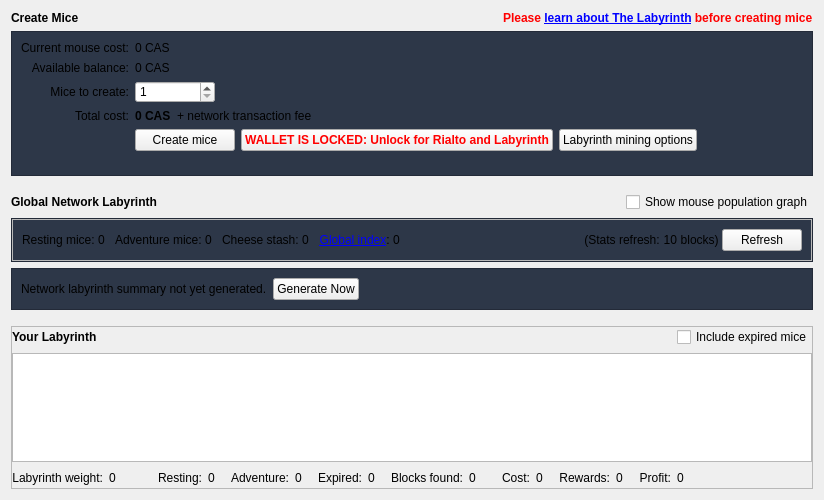
Before: the Qt Designer form src/qt/forms/hivedialog.ui in fromport/Cascoin, drawn with Qt 5.
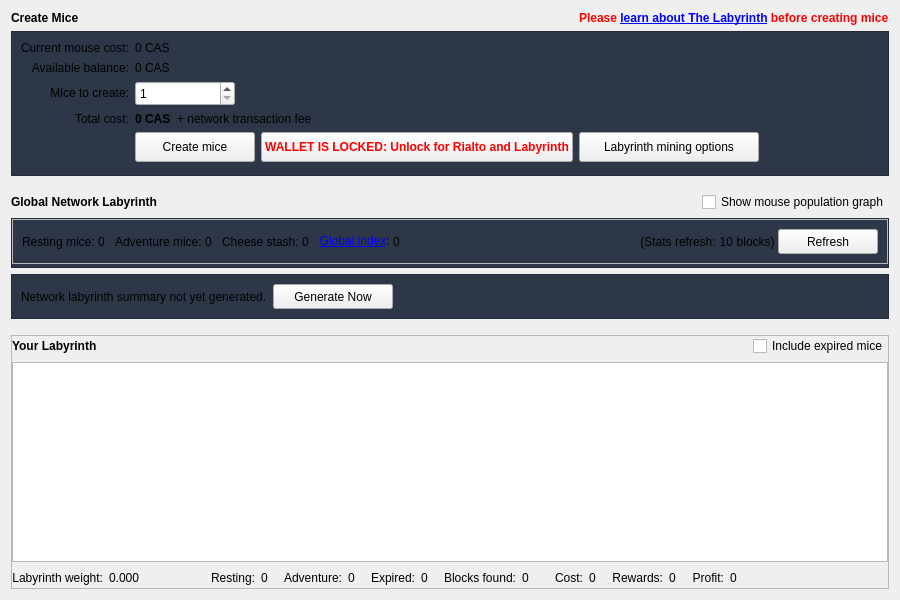
After: the same form once the commit is applied. Icons and pictures are not drawn. Custom widgets are drawn as their Qt base class.

Commit message: fix for black screen

```diff
--- a/src/qt/forms/hivedialog.ui
+++ b/src/qt/forms/hivedialog.ui
@@ -6,8 +6,8 @@
    <rect>
     <x>0</x>
     <y>0</y>
-    <width>824</width>
-    <height>500</height>
+    <width>900</width>
+    <height>600</height>
    </rect>
   </property>
   <property name="sizePolicy">
@@ -18,8 +18,8 @@
   </property>
   <property name="minimumSize">
    <size>
-    <width>0</width>
-    <height>200</height>
+    <width>800</width>
+    <height>500</height>
    </size>
   </property>
   <property name="styleSheet">
@@ -179,6 +179,11 @@
       </item>
       <item row="2" column="0">
        <widget class="QLabel" name="beesToCreateLabel_2">
+        <property name="font">
+         <font>
+          <pointsize>9</pointsize>
+         </font>
+        </property>
         <property name="text">
          <string>Mice to create:</string>
         </property>
@@ -193,10 +198,15 @@
          <widget class="QSpinBox" name="beeCountSpinner">
           <property name="minimumSize">
            <size>
-            <width>80</width>
-            <height>20</height>
+            <width>100</width>
+            <height>25</height>
            </size>
           </property>
+          <property name="font">
+           <font>
+            <pointsize>9</pointsize>
+           </font>
+          </property>
           <property name="minimum">
            <number>1</number>
           </property>
@@ -222,6 +232,11 @@
       </item>
       <item row="3" column="0">
        <widget class="QLabel" name="totalCostLabel_3">
+        <property name="font">
+         <font>
+          <pointsize>9</pointsize>
+         </font>
+        </property>
         <property name="text">
          <string>Total cost:</string>
         </property>
@@ -273,8 +288,8 @@
          <widget class="QPushButton" name="createBeesButton">
           <property name="minimumSize">
            <size>
-            <width>100</width>
-            <height>0</height>
+            <width>120</width>
+            <height>30</height>
            </size>
           </property>
           <property name="toolTip">
@@ -293,8 +308,8 @@
          <widget class="QPushButton" name="releaseSwarmButton">
           <property name="minimumSize">
            <size>
-            <width>100</width>
-            <height>0</height>
+            <width>300</width>
+            <height>30</height>
            </size>
           </property>
           <property name="font">
@@ -323,8 +338,8 @@
          <widget class="QPushButton" name="showHiveOptionsButton">
           <property name="minimumSize">
            <size>
-            <width>100</width>
-            <height>0</height>
+            <width>180</width>
+            <height>30</height>
            </size>
           </property>
           <property name="toolTip">
@@ -740,8 +755,8 @@
           <widget class="QPushButton" name="refreshGlobalSummaryButton">
            <property name="minimumSize">
             <size>
-             <width>75</width>
-             <height>0</height>
+             <width>100</width>
+             <height>25</height>
             </size>
            </property>
            <property name="toolTip">
@@ -812,8 +827,8 @@
        <widget class="QPushButton" name="retryGlobalSummaryButton">
         <property name="minimumSize">
          <size>
-          <width>75</width>
-          <height>0</height>
+          <width>120</width>
+          <height>25</height>
          </size>
         </property>
         <property name="toolTip">
@@ -939,8 +954,8 @@
        <widget class="QTableView" name="currentHiveView">
         <property name="minimumSize">
          <size>
-          <width>0</width>
-          <height>0</height>
+          <width>600</width>
+          <height>200</height>
          </size>
         </property>
         <property name="contextMenuPolicy">
@@ -952,12 +967,29 @@
         <property name="sortingEnabled">
          <bool>true</bool>
         </property>
+        <property name="alternatingRowColors">
+         <bool>true</bool>
+        </property>
+        <property name="selectionBehavior">
+         <enum>QAbstractItemView::SelectRows</enum>
+        </property>
+        <property name="gridStyle">
+         <enum>Qt::SolidLine</enum>
+        </property>
+        <property name="wordWrap">
+         <bool>false</bool>
+        </property>
        </widget>
       </item>
       <item>
        <layout class="QHBoxLayout" name="yourHiveSummary">
         <item>
          <widget class="QLabel" name="label_14">
+          <property name="font">
+           <font>
+            <pointsize>9</pointsize>
+           </font>
+          </property>
           <property name="toolTip">
            <string>Labyrinth weight = your mouse population / global mouse population. 
  This represents how much of the global labyrinth you control as well as
@@ -973,13 +1005,24 @@
         </item>
         <item>
          <widget class="QLabel" name="localHiveWeightLabel">
+          <property name="minimumSize">
+           <size>
+            <width>60</width>
+            <height>0</height>
+           </size>
+          </property>
+          <property name="font">
+           <font>
+            <pointsize>9</pointsize>
+           </font>
+          </property>
           <property name="toolTip">
            <string>Labyrinth weight = your mouse population / global mouse population. 
  This represents how much of the global labyrinth you control as well as
  your chance of mining any given labyrinth-mineable block.</string>
           </property>
           <property name="text">
-           <string>0</string>
+           <string>0.000</string>
           </property>
          </widget>
         </item>
```
Left out of the diff: 18 changed lines with no effect on the pictures. The commit also changes 3 other files.
